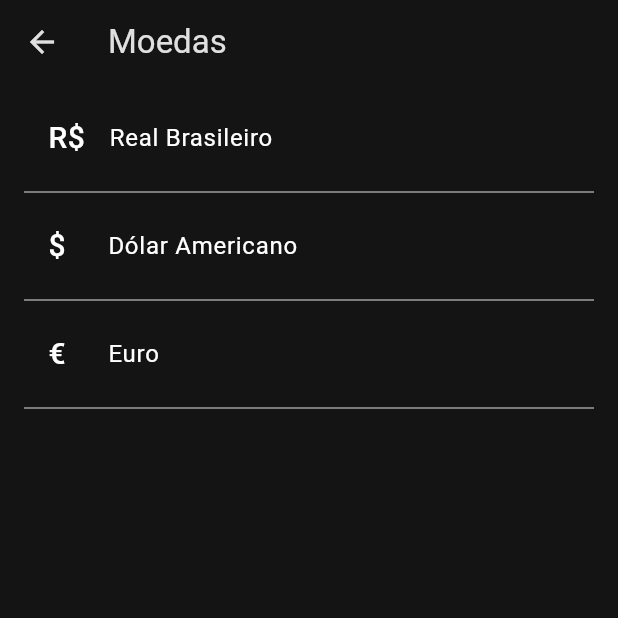
After one commit to EduardoBorges0/Currency_Converter, a Flutter app: the ChoosePreferenceCoin screen opened by its route, on a phone screen of 412 x 824 dp, the top half of it. The commit adds this screen. Run offline on Flutter 3.47's test engine with Material 3 defaults, Android fonts, the light colour scheme and no system bars; our stand-ins replace cloud_firestore, connectivity_plus, dio, firebase_auth, firebase_core, flutter_bloc and 1 more; accounts and stored records are empty; network calls fail.

Commit message:
creating choose coin and add value crypto

```diff
--- a/lib/application/bloc/crypto/crypto_event.dart
+++ b/lib/application/bloc/crypto/crypto_event.dart
@@ -1,7 +1,5 @@
 abstract class CryptoEvent {}
 
 class FetchCryptoEvent extends CryptoEvent {
-  final String cryptoId;
-
-  FetchCryptoEvent(this.cryptoId);
+  FetchCryptoEvent();
 }
--- /dev/null
+++ b/lib/domain/options/preference_coin_options.dart
@@ -0,0 +1,12 @@
+enum PreferenceCoinOptions {
+  brl('R\$', 'pt_BR', 'BRL', 'Real Brasileiro'),
+  usd('\$', 'en_US', 'USD', 'Dólar Americano'),
+  eur('€', 'de_DE', 'EUR', 'Euro');
+
+  final String symbol;
+  final String locale;
+  final String code;
+  final String fullName;
+
+  const PreferenceCoinOptions(this.symbol, this.locale, this.code, this.fullName);
+}
--- a/lib/domain/options/settings_options.dart
+++ b/lib/domain/options/settings_options.dart
@@ -4,6 +4,10 @@ enum SettingsOptions {
   account(
     icon: Icons.account_circle,
     title: 'Conta',
+  ),
+  language(
+    icon: Icons.monetization_on,
+    title: 'Moeda',
   ),
   about(
     icon: Icons.info,
--- /dev/null
+++ b/lib/presentation/view/bottom_navigation/settings/options/choose_preference_coin.dart
@@ -0,0 +1,60 @@
+import 'package:flutter/cupertino.dart';
+import 'package:flutter/material.dart';
+import 'package:u_coin/data/offline/preference_coin.dart';
+import 'package:u_coin/domain/options/preference_coin_options.dart';
+
+class ChoosePreferenceCoin extends StatefulWidget {
+  @override
+  State<StatefulWidget> createState() => _ChoosePreferenceCoinState();
+}
+
+class _ChoosePreferenceCoinState extends State<ChoosePreferenceCoin> {
+  @override
+  Widget build(BuildContext context) {
+    return Scaffold(
+      backgroundColor: Color(0xFF141414),
+      appBar: AppBar(
+        title: const Text('Moedas'),
+        foregroundColor: const Color(0xFFE0E0E0),
+        backgroundColor: const Color(0xFF141414),
+      ),
+      body: Padding(
+        padding: const EdgeInsets.symmetric(horizontal: 16, vertical: 8),
+        child: Column(
+          children: [
+            ...List.generate(PreferenceCoinOptions.values.length, (i) {
+              final preferenceCoins = PreferenceCoinOptions.values[i];
+              return Column(
+                children: [
+                  ListTile(
+                    leading: Text(
+                      preferenceCoins.symbol,
+                      style: const TextStyle(color: Colors.white, fontSize: 20),
+                    ),
+                    title: Text(
+                      preferenceCoins.fullName,
+                      style: const TextStyle(color: Colors.white),
+                    ),
+                    onTap: () {
+                      PreferenceCoin().savePreferenceCoin(
+                        preferenceCoins.code,
+                        preferenceCoins.locale,
+                        preferenceCoins.symbol,
+                      );
+                      Navigator.pushNamedAndRemoveUntil(
+                        context,
+                        '/main',
+                        (Route<dynamic> route) => false,
+                      );
+                    },
+                  ),
+                  const Divider(color: Colors.grey),
+                ],
+              );
+            }),
+          ],
+        ),
+      ),
+    );
+  }
+}
--- a/lib/presentation/view/bottom_navigation/settings/settings.dart
+++ b/lib/presentation/view/bottom_navigation/settings/settings.dart
@@ -60,6 +60,8 @@ class _SettingsViewState extends State<Settings> {
                               case SettingsOptions.logout:
                                 context.read<SettingsBloc>().add(LogoutEvent());
                                 break;
+                              case SettingsOptions.language:
+                                Navigator.pushNamed(context, '/settings/choose_preference');
                             }
                           },
                         ),
--- a/pubspec.yaml
+++ b/pubspec.yaml
@@ -11,6 +11,8 @@ dependencies:
   flutter:
     sdk: flutter
   dio: ^5.0.0
+  intl: ^0.18.1
+  shared_preferences: ^2.2.2
   flutter_bloc: ^8.1.3
   cupertino_icons: ^1.0.8
   hive: ^2.2.3
```
Also changed, not shown: lib/application/bloc/crypto/crypto_bloc.dart (+22 -0 lines), lib/data/network/crypto_network/crypto_network.dart (+5 -4 lines), lib/data/offline/preference_coin.dart (added, +36 -0 lines), lib/domain/options/cryptos.dart (+13 -6 lines), lib/main.dart (+15 -10 lines), lib/presentation/view/bottom_navigation/currency/currency_coin_component.dart (+55 -19 lines), lib/presentation/view/bottom_navigation/currency/currency_coin_view.dart (+40 -13 lines), lib/presentation/view/bottom_navigation/favorites/favorites_coin.dart (+52 -19 lines), pubspec.lock, 1 other file.
